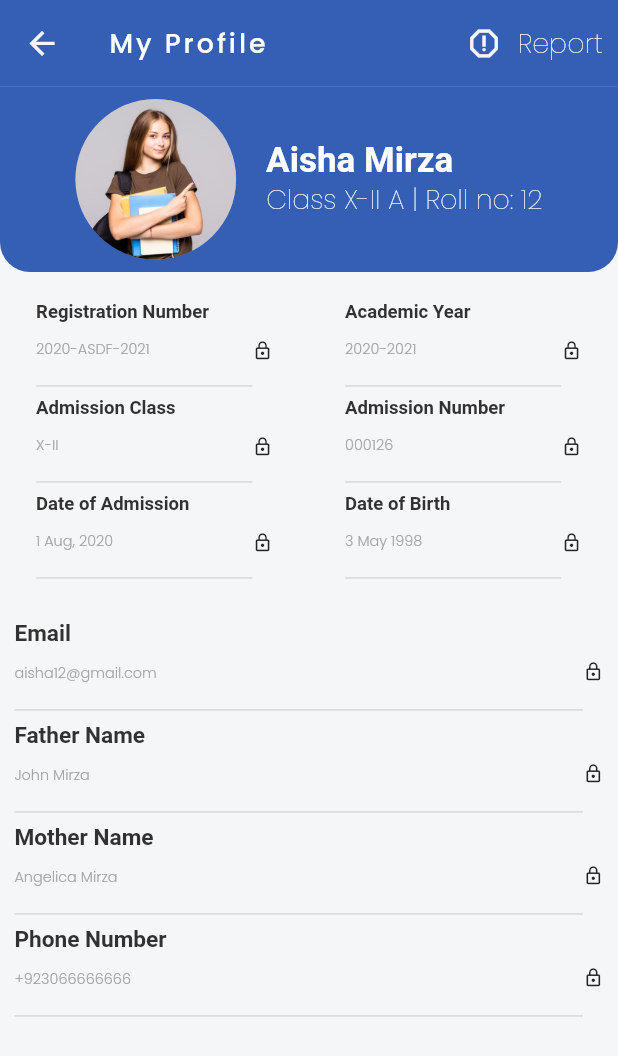
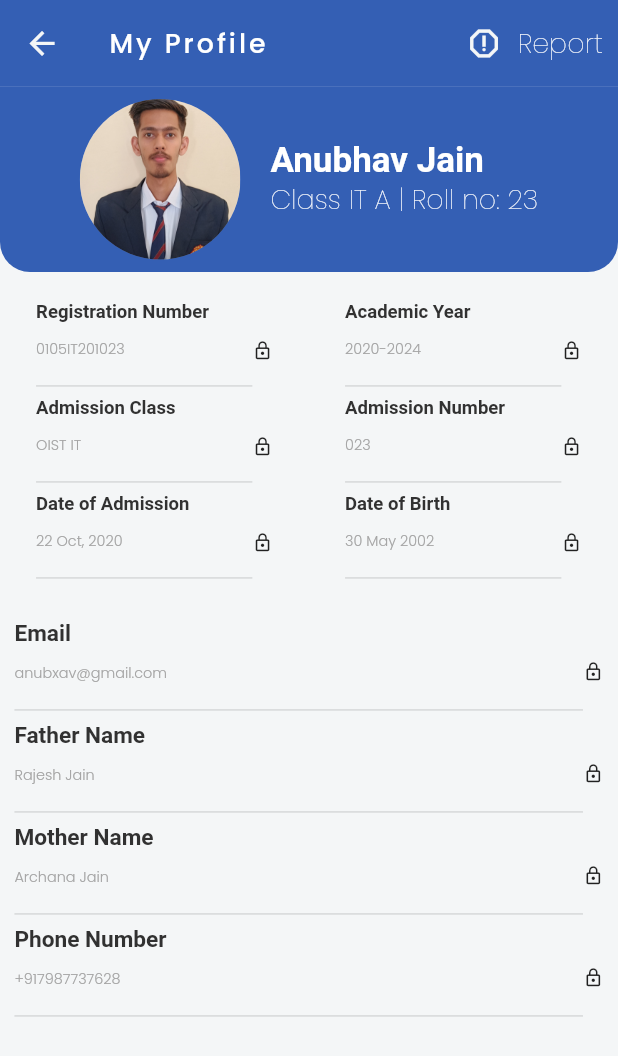
Before and after one commit to anubxav/IntelliParent, a Flutter app: the MyProfileScreen screen opened by its route, on a phone screen of 412 x 824 dp. Shown: the top 1056 px of the screen. Run offline on Flutter 3.47's test engine with Material 2 defaults, Android fonts, the light colour scheme and no system bars; our stand-ins replace flutter_svg, google_fonts, sizer.

Commit message:
frontEnd done

```diff
--- a/lib/main.dart
+++ b/lib/main.dart
@@ -19,7 +19,7 @@ class MyApp extends StatelessWidget {
     return Sizer(builder: (context, orientation, device) {
       return MaterialApp(
         debugShowCheckedModeBanner: false,
-        title: 'School Brain',
+        title: 'IntelliParent',
         theme: CustomTheme().baseTheme,
         //initial route is splash screen
         //mean first screen
--- a/lib/screens/assignment_screen/data/assignment_data.dart
+++ b/lib/screens/assignment_screen/data/assignment_data.dart
@@ -10,12 +10,12 @@ class AssignmentData {
 }
 
 List<AssignmentData> assignment = [
+  AssignmentData('Operating System', 'Scheduling Algorithms', '10 Oct 2023',
+      '20 Oct 2023', 'Pending'),
+  AssignmentData('Computer Networks', 'OSI model', '11 Oct 2023', '20 Oct 2023',
+      'Submitted'),
   AssignmentData(
-      'Biology', 'Red Blood Cells', '17 Nov 2021', '20 Nov 2021', 'Pending'),
+      'OOPS', 'Inheritence', '12 Oct 2023', '25 Oct 2023', 'Not Submitted'),
   AssignmentData(
-      'Physics', 'bohr theory', '11 Nov 2021', '20 Nov 2021', 'Submitted'),
-  AssignmentData('Chemistry', 'Organic Chemistry', '21 Oct 2021', '27 Oct 2021',
-      'Not Submitted'),
-  AssignmentData(
-      'Mathematics', 'Algebra', '17 Sep 2021', '30 Sep 2021', 'Pending'),
+      'DBMS', 'ACID Properties', '13 Oct 2023', '30 Sep 2023', 'Pending'),
 ];
--- a/lib/screens/fee_screen/data/fee_data.dart
+++ b/lib/screens/fee_screen/data/fee_data.dart
@@ -11,7 +11,7 @@ class FeeData {
 }
 
 List<FeeData> fee = [
-  FeeData('90871', 'November', '8 Nov 2020', 'Pending', '980\$', 'PAY NOW'),
-  FeeData('90870', 'September', '8 Sep 2020', 'Paid', '1080\$', 'DOWNLOAD'),
-  FeeData('908869', 'August', '8 Aug 2020', 'Paid', '950\$', 'DOWNLOAD'),
+  FeeData('90871', 'August', '8 Aug 2021', 'Pending', '₹48000', 'PAY NOW'),
+  FeeData('90870', 'April', '8 Apr 2021', 'Paid', '₹50000', 'DOWNLOAD'),
+  FeeData('90869', 'October', '8 Oct 2020', 'Paid', '₹48000', 'DOWNLOAD'),
 ];
--- a/lib/screens/home_screen/home_screen.dart
+++ b/lib/screens/home_screen/home_screen.dart
@@ -33,18 +33,18 @@ class HomeScreen extends StatelessWidget {
                       mainAxisAlignment: MainAxisAlignment.center,
                       children: [
                         StudentName(
-                          studentName: 'Aisha',
+                          studentName: 'Anubhav',
                         ),
                         kHalfSizedBox,
                         StudentClass(
-                            studentClass: 'Class X-II A | Roll no: 12'),
+                            studentClass: 'Class OIST IT | Roll no: 23'),
                         kHalfSizedBox,
-                        StudentYear(studentYear: '2020-2021'),
+                        StudentYear(studentYear: '2020-2024'),
                       ],
                     ),
                     kHalfSizedBox,
                     StudentPicture(
-                        picAddress: 'assets/images/student_profile.jpeg',
+                        picAddress: 'assets/images/Anubhav_photo.jpg',
                         onPress: () {
                           // go to profile detail screen here
                           Navigator.pushNamed(
@@ -61,7 +61,7 @@ class HomeScreen extends StatelessWidget {
                         //go to attendance screen
                       },
                       title: 'Attendance',
-                      value: '90.02%',
+                      value: '83.02%',
                     ),
                     StudentDataCard(
                       onPress: () {
@@ -69,7 +69,7 @@ class HomeScreen extends StatelessWidget {
                         Navigator.pushNamed(context, FeeScreen.routeName);
                       },
                       title: 'Fees Due',
-                      value: '600\$',
+                      value: '₹48000',
                     ),
                   ],
                 )
--- a/lib/screens/my_profile/my_profile.dart
+++ b/lib/screens/my_profile/my_profile.dart
@@ -52,7 +52,7 @@ class MyProfileScreen extends StatelessWidget {
                         SizerUtil.deviceType == DeviceType.tablet ? 12.w : 13.w,
                     backgroundColor: kSecondaryColor,
                     backgroundImage:
-                        AssetImage('assets/images/student_profile.jpeg'),
+                        AssetImage('assets/images/Anubhav_photo.jpg'),
                   ),
                   kWidthSizedBox,
                   Column(
@@ -60,10 +60,10 @@ class MyProfileScreen extends StatelessWidget {
                     mainAxisAlignment: MainAxisAlignment.center,
                     children: [
                       Text(
-                        'Aisha Mirza',
+                        'Anubhav Jain',
                         style: Theme.of(context).textTheme.titleMedium,
                       ),
-                      Text('Class X-II A | Roll no: 12',
+                      Text('Class IT A | Roll no: 23',
                           style: Theme.of(context).textTheme.titleSmall),
                     ],
                   )
@@ -75,41 +75,41 @@ class MyProfileScreen extends StatelessWidget {
               mainAxisAlignment: MainAxisAlignment.spaceAround,
               children: [
                 ProfileDetailRow(
-                    title: 'Registration Number', value: '2020-ASDF-2021'),
-                ProfileDetailRow(title: 'Academic Year', value: '2020-2021'),
+                    title: 'Registration Number', value: '0105IT201023'),
+                ProfileDetailRow(title: 'Academic Year', value: '2020-2024'),
               ],
             ),
             Row(
               mainAxisAlignment: MainAxisAlignment.spaceAround,
               children: [
-                ProfileDetailRow(title: 'Admission Class', value: 'X-II'),
-                ProfileDetailRow(title: 'Admission Number', value: '000126'),
+                ProfileDetailRow(title: 'Admission Class', value: 'OIST IT'),
+                ProfileDetailRow(title: 'Admission Number', value: '023'),
               ],
             ),
             Row(
               mainAxisAlignment: MainAxisAlignment.spaceAround,
               children: [
                 ProfileDetailRow(
-                    title: 'Date of Admission', value: '1 Aug, 2020'),
-                ProfileDetailRow(title: 'Date of Birth', value: '3 May 1998'),
+                    title: 'Date of Admission', value: '22 Oct, 2020'),
+                ProfileDetailRow(title: 'Date of Birth', value: '30 May 2002'),
               ],
             ),
             sizedBox,
             ProfileDetailColumn(
               title: 'Email',
-              value: 'aisha12@gmail.com',
+              value: 'anubxav@gmail.com',
             ),
             ProfileDetailColumn(
               title: 'Father Name',
-              value: 'John Mirza',
+              value: 'Rajesh Jain',
             ),
             ProfileDetailColumn(
               title: 'Mother Name',
-              value: 'Angelica Mirza',
+              value: 'Archana Jain',
             ),
             ProfileDetailColumn(
               title: 'Phone Number',
-              value: '+923066666666',
+              value: '+917987737628',
             ),
           ],
         ),
```
Also changed, not shown: lib/screens/datesheet_screen/data/datesheet_data.dart (+6 -6 lines), assets/images/Anubhav_photo.jpg (added).
